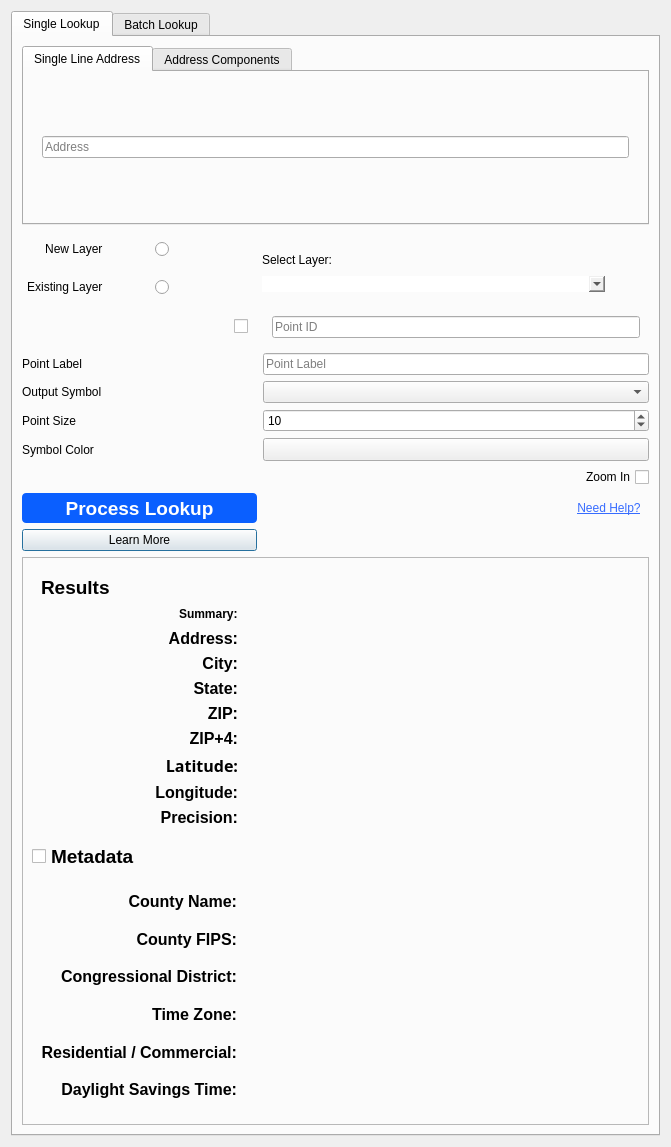
Qt form smarty/smarty_dialog_base.ui (smarty/qgis-plugin) before a commit.
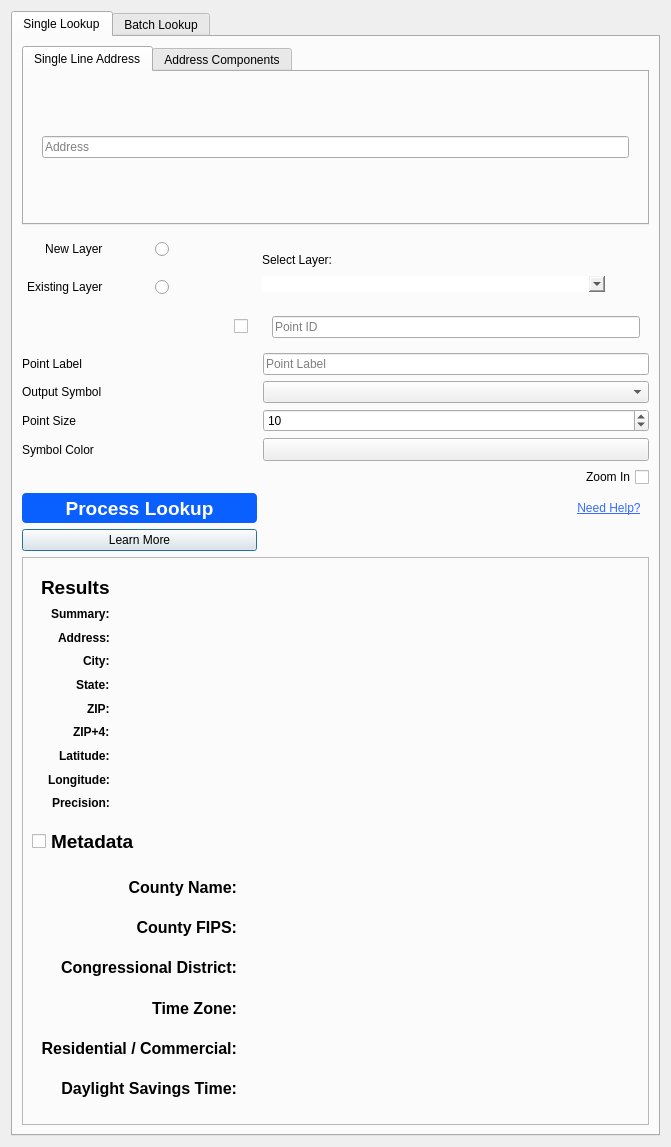
The same form after that commit. Custom widgets are drawn as their Qt base class.

Commit message: Result Summary fixed

Patch:
```diff
--- a/smarty/smarty_dialog_base.ui
+++ b/smarty/smarty_dialog_base.ui
@@ -259,110 +259,129 @@
              <enum>QFrame::Plain</enum>
             </property>
             <layout class="QGridLayout" name="gridLayout_4">
-             <item row="5" column="4">
-              <widget class="QLabel" name="zip_result">
+             <item row="6" column="0" alignment="Qt::AlignRight">
+              <widget class="QLabel" name="label_13">
                <property name="font">
                 <font>
                  <family>Arial</family>
-                 <pointsize>12</pointsize>
+                 <weight>75</weight>
+                 <bold>true</bold>
                 </font>
                </property>
                <property name="text">
-                <string/>
+                <string>ZIP+4:</string>
                </property>
               </widget>
              </item>
-             <item row="6" column="4">
-              <widget class="QLabel" name="zip_4_result">
+             <item row="2" column="0" alignment="Qt::AlignRight">
+              <widget class="QLabel" name="label_3">
                <property name="font">
                 <font>
                  <family>Arial</family>
-                 <pointsize>12</pointsize>
+                 <weight>75</weight>
+                 <bold>true</bold>
                 </font>
                </property>
-               <property name="styleSheet">
-                <string notr="true"/>
+               <property name="text">
+                <string>Address:</string>
                </property>
+              </widget>
+             </item>
+             <item row="1" column="0" alignment="Qt::AlignRight">
+              <widget class="QLabel" name="label_2">
+               <property name="font">
+                <font>
+                 <family>Arial</family>
+                 <weight>75</weight>
+                 <bold>true</bold>
+                </font>
+               </property>
                <property name="text">
-                <string/>
+                <string>Summary:</string>
                </property>
               </widget>
              </item>
-             <item row="2" column="4" alignment="Qt::AlignLeft">
-              <widget class="QLabel" name="address_result">
+             <item row="8" column="0" alignment="Qt::AlignRight">
+              <widget class="QLabel" name="label_15">
                <property name="font">
                 <font>
                  <family>Arial</family>
-                 <pointsize>12</pointsize>
+                 <weight>75</weight>
+                 <bold>true</bold>
                 </font>
                </property>
                <property name="text">
-                <string/>
+                <string>Longitude:</string>
                </property>
               </widget>
              </item>
-             <item row="9" column="4" alignment="Qt::AlignLeft">
-              <widget class="QLabel" name="precision_result">
+             <item row="3" column="0" alignment="Qt::AlignRight">
+              <widget class="QLabel" name="label_6">
                <property name="font">
                 <font>
                  <family>Arial</family>
-                 <pointsize>12</pointsize>
+                 <weight>75</weight>
+                 <bold>true</bold>
                 </font>
                </property>
                <property name="text">
-                <string/>
+                <string>City:</string>
                </property>
               </widget>
              </item>
-             <item row="3" column="4" alignment="Qt::AlignLeft">
-              <widget class="QLabel" name="city_result">
+             <item row="7" column="0" alignment="Qt::AlignRight">
+              <widget class="QLabel" name="label_14">
                <property name="font">
                 <font>
                  <family>Arial</family>
-                 <pointsize>12</pointsize>
+                 <weight>75</weight>
+                 <bold>true</bold>
                 </font>
                </property>
                <property name="text">
-                <string/>
+                <string>Latitude:</string>
                </property>
               </widget>
              </item>
-             <item row="4" column="4">
-              <widget class="QLabel" name="state_result">
+             <item row="4" column="0" alignment="Qt::AlignRight">
+              <widget class="QLabel" name="label_7">
                <property name="font">
                 <font>
                  <family>Arial</family>
-                 <pointsize>12</pointsize>
+                 <weight>75</weight>
+                 <bold>true</bold>
                 </font>
                </property>
                <property name="text">
-                <string/>
+                <string>State:</string>
                </property>
               </widget>
              </item>
-             <item row="8" column="4">
-              <widget class="QLabel" name="longitude_result">
+             <item row="5" column="0" alignment="Qt::AlignRight">
+              <widget class="QLabel" name="label_8">
                <property name="font">
                 <font>
                  <family>Arial</family>
-                 <pointsize>12</pointsize>
+                 <weight>75</weight>
+                 <bold>true</bold>
                 </font>
                </property>
                <property name="text">
-                <string/>
+                <string>ZIP:</string>
                </property>
               </widget>
              </item>
-             <item row="7" column="4">
-              <widget class="QLabel" name="latitude_result">
+             <item row="9" column="0" alignment="Qt::AlignRight">
+              <widget class="QLabel" name="label_18">
                <property name="font">
                 <font>
                  <family>Arial</family>
-                 <pointsize>12</pointsize>
+                 <weight>75</weight>
+                 <bold>true</bold>
                 </font>
                </property>
                <property name="text">
-                <string/>
+                <string>Precision:</string>
                </property>
               </widget>
              </item>
@@ -383,151 +402,64 @@
              </item>
              <item row="1" column="4">
               <widget class="QLabel" name="summary_result">
-               <property name="font">
-                <font>
-                 <family>Arial</family>
-                 <pointsize>12</pointsize>
-                </font>
-               </property>
                <property name="text">
                 <string/>
                </property>
               </widget>
              </item>
-             <item row="2" column="0">
-              <widget class="QLabel" name="label_63">
-               <property name="font">
-                <font>
-                 <family>Arial</family>
-                 <pointsize>12</pointsize>
-                 <weight>75</weight>
-                 <bold>true</bold>
-                </font>
-               </property>
+             <item row="2" column="1">
+              <widget class="QLabel" name="address_result">
                <property name="text">
-                <string>&lt;html&gt;&lt;head/&gt;&lt;body&gt;&lt;p align=&quot;right&quot;&gt;Address:&lt;/p&gt;&lt;/body&gt;&lt;/html&gt;</string>
+                <string/>
                </property>
               </widget>
              </item>
-             <item row="3" column="0">
-              <widget class="QLabel" name="label_51">
-               <property name="font">
-                <font>
-                 <family>Arial</family>
-                 <pointsize>12</pointsize>
-                 <weight>75</weight>
-                 <bold>true</bold>
-                </font>
-               </property>
+             <item row="3" column="2">
+              <widget class="QLabel" name="city_result">
                <property name="text">
-                <string>&lt;html&gt;&lt;head/&gt;&lt;body&gt;&lt;p align=&quot;right&quot;&gt;City:&lt;/p&gt;&lt;/body&gt;&lt;/html&gt;</string>
+                <string/>
                </property>
               </widget>
              </item>
-             <item row="4" column="0">
-              <widget class="QLabel" name="label_65">
-               <property name="font">
-                <font>
-                 <family>Arial</family>
-                 <pointsize>12</pointsize>
-                 <weight>75</weight>
-                 <bold>true</bold>
-                </font>
-               </property>
+             <item row="4" column="3">
+              <widget class="QLabel" name="state_result">
                <property name="text">
-                <string>&lt;html&gt;&lt;head/&gt;&lt;body&gt;&lt;p align=&quot;right&quot;&gt;State:&lt;/p&gt;&lt;/body&gt;&lt;/html&gt;</string>
+                <string/>
                </property>
               </widget>
              </item>
-             <item row="5" column="0">
-              <widget class="QLabel" name="label_50">
-               <property name="font">
-                <font>
-                 <family>Arial</family>
-                 <pointsize>12</pointsize>
-                 <weight>75</weight>
-                 <bold>true</bold>
-                </font>
-               </property>
+             <item row="5" column="2">
+              <widget class="QLabel" name="zip_result">
                <property name="text">
-                <string>&lt;html&gt;&lt;head/&gt;&lt;body&gt;&lt;p align=&quot;right&quot;&gt;ZIP:&lt;/p&gt;&lt;/body&gt;&lt;/html&gt;</string>
+                <string/>
                </property>
               </widget>
              </item>
-             <item row="6" column="0">
-              <widget class="QLabel" name="label_64">
-               <property name="font">
-                <font>
-                 <family>Arial</family>
-                 <pointsize>12</pointsize>
-                 <weight>75</weight>
-                 <bold>true</bold>
-                </font>
-               </property>
+             <item row="6" column="1">
+              <widget class="QLabel" name="zip_4_result">
                <property name="text">
-                <string>&lt;html&gt;&lt;head/&gt;&lt;body&gt;&lt;p align=&quot;right&quot;&gt;ZIP+4:&lt;/p&gt;&lt;/body&gt;&lt;/html&gt;</string>
+                <string/>
                </property>
               </widget>
              </item>
-             <item row="7" column="0">
-              <widget class="QLabel" name="label_61">
-               <property name="font">
-                <font>
-                 <family>Arial</family>
-                 <pointsize>12</pointsize>
-                 <weight>75</weight>
-                 <bold>true</bold>
-                </font>
-               </property>
-               <property name="layoutDirection">
-                <enum>Qt::LeftToRight</enum>
-               </property>
+             <item row="7" column="1">
+              <widget class="QLabel" name="latitude_result">
                <property name="text">
-                <string>&lt;html&gt;&lt;head/&gt;&lt;body&gt;&lt;p align=&quot;right&quot;&gt;&lt;pre style=&quot;font-weight: bold; font-family:AppleSystemUIFont&quot;&gt;                              Latitude:&lt;/pre&gt;&lt;/p&gt;&lt;/body&gt;&lt;/html&gt;</string>
+                <string/>
                </property>
               </widget>
              </item>
-             <item row="8" column="0">
-              <widget class="QLabel" name="label_58">
-               <property name="font">
-                <font>
-                 <family>Arial</family>
-                 <pointsize>12</pointsize>
-                 <weight>75</weight>
-                 <bold>true</bold>
-                </font>
-               </property>
+             <item row="8" column="1">
+              <widget class="QLabel" name="longitude_result">
                <property name="text">
-                <string>&lt;html&gt;&lt;head/&gt;&lt;body&gt;&lt;p align=&quot;right&quot;&gt;Longitude:&lt;/p&gt;&lt;/body&gt;&lt;/html&gt;</string>
+                <string/>
                </property>
               </widget>
              </item>
-             <item row="9" column="0">
-              <widget class="QLabel" name="label_62">
-               <property name="font">
-                <font>
-                 <family>Arial</family>
-                 <pointsize>12</pointsize>
-                 <weight>75</weight>
-                 <bold>true</bold>
-                </font>
-               </property>
+             <item row="9" column="1">
+              <widget class="QLabel" name="precision_result">
                <property name="text">
-                <string>&lt;html&gt;&lt;head/&gt;&lt;body&gt;&lt;p align=&quot;right&quot;&gt;Precision:&lt;/p&gt;&lt;/body&gt;&lt;/html&gt;</string>
-               </property>
-              </widget>
-             </item>
-             <item row="1" column="0" alignment="Qt::AlignRight">
-              <widget class="QLabel" name="label_2">
-               <property name="font">
-                <font>
-                 <family>Arial</family>
-                 <weight>75</weight>
-                 <bold>true</bold>
-                </font>
-               </property>
-               <property name="text">
-                <string>Summary:</string>
+                <string/>
                </property>
               </widget>
              </item>
```
Left out of the diff: 708 changed lines with no effect on the pictures.
